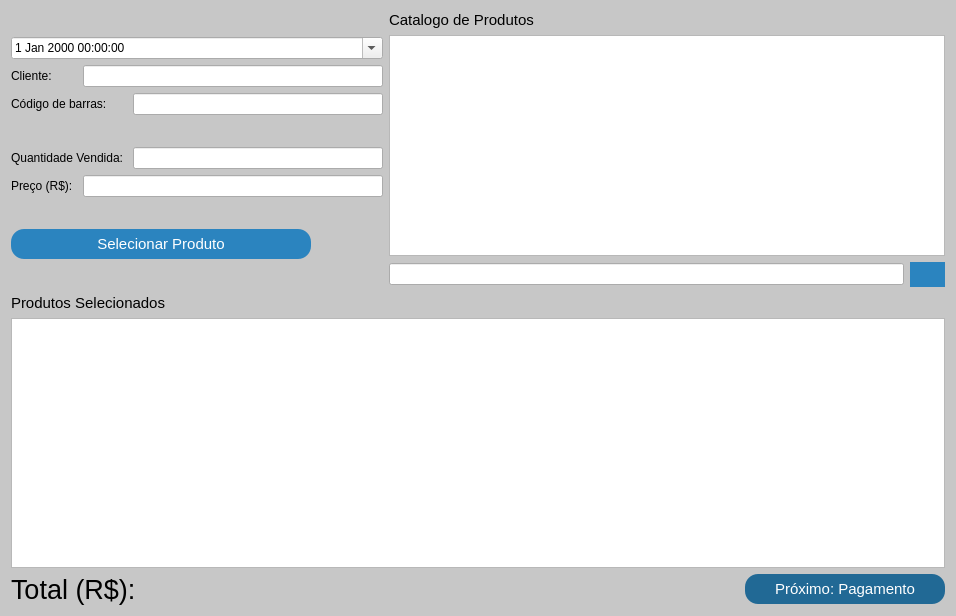
First picture: the form in venda.ui, repository GabR36/QEstoqueLoja, before the edit.
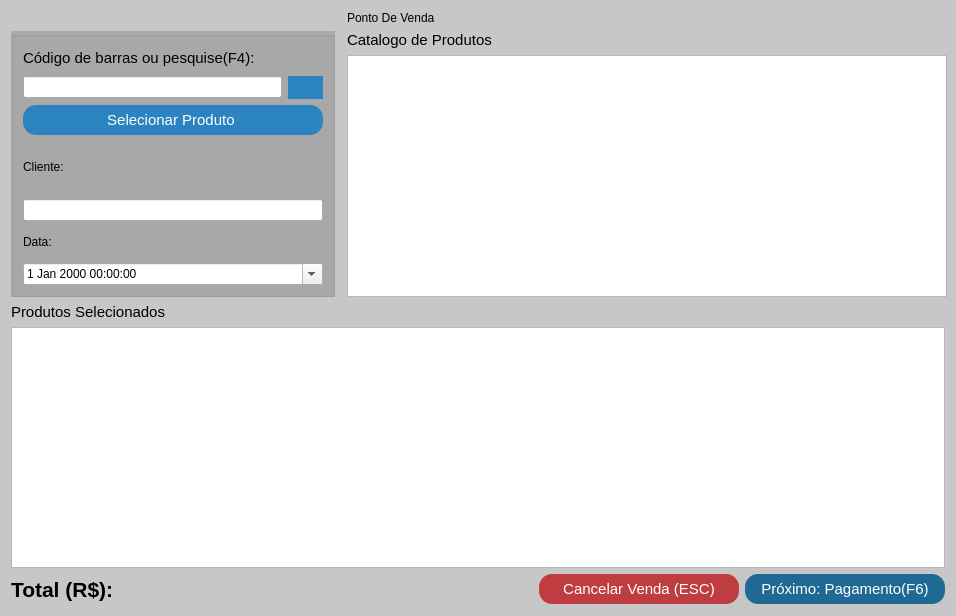
Second picture: the form after the edit. Icons and pictures are not drawn. Custom widgets are drawn as their Qt base class.

Commit message:
interface 'venda' modificada
line edit pesquisa e seleciona com codigo de barra e atalhos

The edit to the form file:
```diff
--- a/venda.ui
+++ b/venda.ui
@@ -59,6 +59,9 @@
 font-size: 15px;
 border-radius: 13px;
 }
+QPushButton:disabled{	
+	background-color: rgb(154, 153, 150);
+}
 QGroupBox{
 background-color:rgb(170, 170, 170);
 	font: 700 9pt &quot;Segoe UI&quot;;
@@ -67,7 +70,232 @@
 </string>
   </property>
   <layout class="QGridLayout" name="gridLayout">
-   <item row="2" column="0" colspan="2">
+   <item row="1" column="0">
+    <widget class="QGroupBox" name="groupBox">
+     <property name="minimumSize">
+      <size>
+       <width>0</width>
+       <height>75</height>
+      </size>
+     </property>
+     <property name="styleSheet">
+      <string notr="true"/>
+     </property>
+     <layout class="QVBoxLayout" name="verticalLayout_4">
+      <item>
+       <layout class="QVBoxLayout" name="verticalLayout_7">
+        <item>
+         <layout class="QVBoxLayout" name="verticalLayout">
+          <item>
+           <layout class="QVBoxLayout" name="verticalLayout_3">
+            <item>
+             <layout class="QVBoxLayout" name="verticalLayout_2">
+              <item>
+               <widget class="QLabel" name="label_2">
+                <property name="styleSheet">
+                 <string notr="true">font-size: 15px;
+      font: 700 9pt &quot;Segoe UI&quot;;</string>
+                </property>
+                <property name="text">
+                 <string>Código de barras ou pesquise(F4):</string>
+                </property>
+               </widget>
+              </item>
+              <item>
+               <layout class="QHBoxLayout" name="horizontalLayout">
+                <item>
+                 <widget class="CustomLineEdit" name="Ledit_Pesquisa">
+                  <property name="minimumSize">
+                   <size>
+                    <width>100</width>
+                    <height>0</height>
+                   </size>
+                  </property>
+                 </widget>
+                </item>
+                <item>
+                 <widget class="QPushButton" name="Btn_Pesquisa">
+                  <property name="minimumSize">
+                   <size>
+                    <width>30</width>
+                    <height>23</height>
+                   </size>
+                  </property>
+                  <property name="maximumSize">
+                   <size>
+                    <width>35</width>
+                    <height>16777215</height>
+                   </size>
+                  </property>
+                  <property name="text">
+                   <string/>
+                  </property>
+                  <property name="icon">
+                   <iconset resource="Imagens/recursosImg.qrc">
+                    <normaloff>:/QEstoqueLOja/edit-find.svg</normaloff>:/QEstoqueLOja/edit-find.svg</iconset>
+                  </property>
+                  <property name="autoDefault">
+                   <bool>false</bool>
+                  </property>
+                 </widget>
+                </item>
+               </layout>
+              </item>
+             </layout>
+            </item>
+            <item>
+             <widget class="QPushButton" name="Btn_SelecionarProduto">
+              <property name="sizePolicy">
+               <sizepolicy hsizetype="Minimum" vsizetype="Fixed">
+                <horstretch>0</horstretch>
+                <verstretch>0</verstretch>
+               </sizepolicy>
+              </property>
+              <property name="minimumSize">
+               <size>
+                <width>60</width>
+                <height>30</height>
+               </size>
+              </property>
+              <property name="maximumSize">
+               <size>
+                <width>300</width>
+                <height>30</height>
+               </size>
+              </property>
+              <property name="text">
+               <string>Selecionar Produto </string>
+              </property>
+              <property name="icon">
+               <iconset resource="Imagens/recursosImg.qrc">
+                <normaloff>:/QEstoqueLOja/dialog-ok-apply.svg</normaloff>:/QEstoqueLOja/dialog-ok-apply.svg</iconset>
+              </property>
+              <property name="iconSize">
+               <size>
+                <width>20</width>
+                <height>20</height>
+               </size>
+              </property>
+              <property name="autoDefault">
+               <bool>false</bool>
+              </property>
+             </widget>
+            </item>
+            <item>
+             <widget class="QLabel" name="label">
+              <property name="text">
+               <string>Cliente: </string>
+              </property>
+             </widget>
+            </item>
+            <item>
+             <widget class="CustomLineEdit" name="Ledit_Cliente">
+              <property name="sizePolicy">
+               <sizepolicy hsizetype="Fixed" vsizetype="Fixed">
+                <horstretch>0</horstretch>
+                <verstretch>0</verstretch>
+               </sizepolicy>
+              </property>
+              <property name="minimumSize">
+               <size>
+                <width>300</width>
+                <height>0</height>
+               </size>
+              </property>
+             </widget>
+            </item>
+           </layout>
+          </item>
+          <item>
+           <widget class="QLabel" name="label_3">
+            <property name="maximumSize">
+             <size>
+              <width>16777215</width>
+              <height>30</height>
+             </size>
+            </property>
+            <property name="text">
+             <string>Data:</string>
+            </property>
+           </widget>
+          </item>
+          <item>
+           <widget class="QDateTimeEdit" name="DateEdt_Venda">
+            <property name="calendarPopup">
+             <bool>true</bool>
+            </property>
+           </widget>
+          </item>
+         </layout>
+        </item>
+       </layout>
+      </item>
+     </layout>
+    </widget>
+   </item>
+   <item row="0" column="0">
+    <widget class="QLabel" name="label_6">
+     <property name="text">
+      <string/>
+     </property>
+     <property name="pixmap">
+      <pixmap resource="Imagens/recursosImg.qrc">:/QEstoqueLOja/ICONEjanela.ico</pixmap>
+     </property>
+    </widget>
+   </item>
+   <item row="2" column="0" colspan="3">
+    <layout class="QVBoxLayout" name="verticalLayout_6">
+     <item>
+      <widget class="QLabel" name="label_4">
+       <property name="styleSheet">
+        <string notr="true">font-size: 15px;
+      font: 700 9pt &quot;Segoe UI&quot;;</string>
+       </property>
+       <property name="text">
+        <string>Produtos Selecionados</string>
+       </property>
+      </widget>
+     </item>
+     <item>
+      <widget class="QTableView" name="Tview_ProdutosSelecionados">
+       <property name="minimumSize">
+        <size>
+         <width>600</width>
+         <height>160</height>
+        </size>
+       </property>
+       <property name="maximumSize">
+        <size>
+         <width>16777215</width>
+         <height>250</height>
+        </size>
+       </property>
+       <property name="contextMenuPolicy">
+        <enum>Qt::ContextMenuPolicy::CustomContextMenu</enum>
+       </property>
+       <property name="editTriggers">
+        <set>QAbstractItemView::EditTrigger::NoEditTriggers</set>
+       </property>
+       <property name="selectionMode">
+        <enum>QAbstractItemView::SelectionMode::SingleSelection</enum>
+       </property>
+       <property name="selectionBehavior">
+        <enum>QAbstractItemView::SelectionBehavior::SelectRows</enum>
+       </property>
+       <attribute name="horizontalHeaderDefaultSectionSize">
+        <number>100</number>
+       </attribute>
+       <attribute name="horizontalHeaderStretchLastSection">
+        <bool>true</bool>
+       </attribute>
+       <attribute name="verticalHeaderVisible">
+        <bool>false</bool>
+       </attribute>
+      </widget>
+     </item>
+    </layout>
+   </item>
+   <item row="3" column="0" colspan="3">
     <layout class="QHBoxLayout" name="horizontalLayout_6">
      <item>
       <layout class="QHBoxLayout" name="horizontalLayout_5">
@@ -75,9 +303,15 @@
         <widget class="QLabel" name="label_7">
          <property name="font">
           <font>
-           <pointsize>20</pointsize>
+           <family>Ubuntu</family>
+           <pointsize>16</pointsize>
+           <italic>false</italic>
+           <bold>true</bold>
           </font>
          </property>
+         <property name="styleSheet">
+          <string notr="true">font: 700 16pt &quot;Ubuntu&quot;;</string>
+         </property>
          <property name="text">
           <string>Total (R$):</string>
          </property>
@@ -110,6 +344,31 @@
        </property>
       </spacer>
      </item>
+     <item>
+      <widget class="QPushButton" name="Btn_CancelarVenda">
+       <property name="minimumSize">
+        <size>
+         <width>200</width>
+         <height>30</height>
+        </size>
+       </property>
+       <property name="styleSheet">
+        <string notr="true">#Btn_CancelarVenda{
+background-color:rgb(191, 61, 64);
+}
+#Btn_CancelarVenda:hover{
+background-color: rgb(139, 44, 47);
+}
+#Btn_CancelarVenda:pressed{
+background-color:rgb(255, 96, 99)
+
+}</string>
+       </property>
+       <property name="text">
+        <string>Cancelar Venda (ESC)</string>
+       </property>
+      </widget>
+     </item>
      <item>
       <widget class="QPushButton" name="Btn_Aceitar">
        <property name="minimumSize">
@@ -132,7 +391,10 @@
 }</string>
        </property>
        <property name="text">
-        <string>Próximo: Pagamento</string>
+        <string>Próximo: Pagamento(F6)</string>
+       </property>
+       <property name="shortcut">
+        <string>F6</string>
        </property>
        <property name="autoDefault">
         <bool>false</bool>
@@ -141,233 +403,9 @@
      </item>
     </layout>
    </item>
-   <item row="1" column="0" colspan="2">
+   <item row="1" column="2">
     <layout class="QVBoxLayout" name="verticalLayout_5">
      <item>
-      <widget class="QLabel" name="label_4">
-       <property name="styleSheet">
-        <string notr="true">font-size: 15px;
-      font: 700 9pt &quot;Segoe UI&quot;;</string>
-       </property>
-       <property name="text">
-        <string>Produtos Selecionados</string>
-       </property>
-      </widget>
-     </item>
-     <item>
-      <widget class="QTableView" name="Tview_ProdutosSelecionados">
-       <property name="minimumSize">
-        <size>
-         <width>600</width>
-         <height>160</height>
-        </size>
-       </property>
-       <property name="maximumSize">
-        <size>
-         <width>16777215</width>
-         <height>250</height>
-        </size>
-       </property>
-       <property name="contextMenuPolicy">
-        <enum>Qt::ContextMenuPolicy::CustomContextMenu</enum>
-       </property>
-       <property name="editTriggers">
-        <set>QAbstractItemView::EditTrigger::NoEditTriggers</set>
-       </property>
-       <property name="selectionMode">
-        <enum>QAbstractItemView::SelectionMode::SingleSelection</enum>
-       </property>
-       <property name="selectionBehavior">
-        <enum>QAbstractItemView::SelectionBehavior::SelectRows</enum>
-       </property>
-       <attribute name="horizontalHeaderDefaultSectionSize">
-        <number>100</number>
-       </attribute>
-       <attribute name="horizontalHeaderStretchLastSection">
-        <bool>true</bool>
-       </attribute>
-       <attribute name="verticalHeaderVisible">
-        <bool>false</bool>
-       </attribute>
-      </widget>
-     </item>
-    </layout>
-   </item>
-   <item row="0" column="0">
-    <layout class="QVBoxLayout" name="verticalLayout_8">
-     <item>
-      <layout class="QVBoxLayout" name="verticalLayout">
-       <item>
-        <widget class="QDateTimeEdit" name="DateEdt_Venda">
-         <property name="calendarPopup">
-          <bool>true</bool>
-         </property>
-        </widget>
-       </item>
-       <item>
-        <layout class="QHBoxLayout" name="horizontalLayout">
-         <item>
-          <widget class="QLabel" name="label">
-           <property name="text">
-            <string>Cliente: </string>
-           </property>
-          </widget>
-         </item>
-         <item>
-          <widget class="CustomLineEdit" name="Ledit_Cliente">
-           <property name="sizePolicy">
-            <sizepolicy hsizetype="Fixed" vsizetype="Fixed">
-             <horstretch>0</horstretch>
-             <verstretch>0</verstretch>
-            </sizepolicy>
-           </property>
-           <property name="minimumSize">
-            <size>
-             <width>300</width>
-             <height>0</height>
-            </size>
-           </property>
-          </widget>
-         </item>
-        </layout>
-       </item>
-       <item>
-        <layout class="QHBoxLayout" name="horizontalLayout_4">
-         <item>
-          <widget class="QLabel" name="label_6">
-           <property name="styleSheet">
-            <string notr="true"/>
-           </property>
-           <property name="text">
-            <string>Código de barras:</string>
-           </property>
-          </widget>
-         </item>
-         <item>
-          <widget class="CustomLineEdit" name="Ledit_Barras">
-           <property name="sizePolicy">
-            <sizepolicy hsizetype="Fixed" vsizetype="Fixed">
-             <horstretch>0</horstretch>
-             <verstretch>0</verstretch>
-            </sizepolicy>
-           </property>
-           <property name="minimumSize">
-            <size>
-             <width>250</width>
-             <height>0</height>
-            </size>
-           </property>
-          </widget>
-         </item>
-        </layout>
-       </item>
-      </layout>
-     </item>
-     <item>
-      <layout class="QVBoxLayout" name="verticalLayout_3">
-       <item>
-        <layout class="QVBoxLayout" name="verticalLayout_2">
-         <item>
-          <layout class="QHBoxLayout" name="horizontalLayout_2">
-           <item>
-            <widget class="QLabel" name="label_2">
-             <property name="text">
-              <string>Quantidade Vendida: </string>
-             </property>
-            </widget>
-           </item>
-           <item>
-            <widget class="CustomLineEdit" name="Ledit_QuantVendido">
-             <property name="sizePolicy">
-              <sizepolicy hsizetype="Fixed" vsizetype="Fixed">
-               <horstretch>0</horstretch>
-               <verstretch>0</verstretch>
-              </sizepolicy>
-             </property>
-             <property name="minimumSize">
-              <size>
-               <width>250</width>
-               <height>0</height>
-              </size>
-             </property>
-            </widget>
-           </item>
-          </layout>
-         </item>
-        </layout>
-       </item>
-       <item>
-        <layout class="QHBoxLayout" name="horizontalLayout_3">
-         <item>
-          <widget class="QLabel" name="label_3">
-           <property name="text">
-            <string>Preço (R$): </string>
-           </property>
-          </widget>
-         </item>
-         <item>
-          <widget class="CustomLineEdit" name="Ledit_Preco">
-           <property name="sizePolicy">
-            <sizepolicy hsizetype="Fixed" vsizetype="Fixed">
-             <horstretch>0</horstretch>
-             <verstretch>0</verstretch>
-            </sizepolicy>
-           </property>
-           <property name="minimumSize">
-            <size>
-             <width>300</width>
-             <height>0</height>
-            </size>
-           </property>
-          </widget>
-         </item>
-        </layout>
-       </item>
-      </layout>
-     </item>
-     <item>
-      <widget class="QPushButton" name="Btn_SelecionarProduto">
-       <property name="sizePolicy">
-        <sizepolicy hsizetype="Minimum" vsizetype="Fixed">
-         <horstretch>0</horstretch>
-         <verstretch>0</verstretch>
-        </sizepolicy>
-       </property>
-       <property name="minimumSize">
-        <size>
-         <width>300</width>
-         <height>30</height>
-        </size>
-       </property>
-       <property name="maximumSize">
-        <size>
-         <width>300</width>
-         <height>30</height>
-        </size>
-       </property>
-       <property name="text">
-        <string>Selecionar Produto</string>
-       </property>
-       <property name="icon">
-        <iconset resource="Imagens/recursosImg.qrc">
-         <normaloff>:/QEstoqueLOja/dialog-ok-apply.svg</normaloff>:/QEstoqueLOja/dialog-ok-apply.svg</iconset>
-       </property>
-       <property name="iconSize">
-        <size>
-         <width>20</width>
-         <height>20</height>
-        </size>
-       </property>
-       <property name="autoDefault">
-        <bool>false</bool>
-       </property>
-      </widget>
-     </item>
-    </layout>
-   </item>
-   <item row="0" column="1">
-    <layout class="QVBoxLayout" name="verticalLayout_6">
-     <item>
       <widget class="QLabel" name="label_5">
        <property name="styleSheet">
         <string notr="true">font-size: 15px;
@@ -388,7 +426,7 @@
        </property>
        <property name="minimumSize">
         <size>
-         <width>300</width>
+         <width>600</width>
          <height>180</height>
         </size>
        </property>
@@ -418,48 +456,18 @@
        </attribute>
       </widget>
      </item>
-     <item>
-      <layout class="QHBoxLayout" name="horizontalLayout_7">
-       <item>
-        <widget class="CustomLineEdit" name="Ledit_Pesquisa"/>
-       </item>
-       <item>
-        <widget class="QPushButton" name="Btn_Pesquisa">
-         <property name="minimumSize">
-          <size>
-           <width>35</width>
-           <height>25</height>
-          </size>
-         </property>
-         <property name="maximumSize">
-          <size>
-           <width>35</width>
-           <height>16777215</height>
-          </size>
-         </property>
-         <property name="text">
-          <string/>
-         </property>
-         <property name="icon">
-          <iconset resource="Imagens/recursosImg.qrc">
-           <normaloff>:/QEstoqueLOja/edit-find.svg</normaloff>:/QEstoqueLOja/edit-find.svg</iconset>
-         </property>
-         <property name="autoDefault">
-          <bool>false</bool>
-         </property>
-        </widget>
-       </item>
-      </layout>
-     </item>
-     <item>
-      <layout class="QVBoxLayout" name="verticalLayout_4">
-       <item>
-        <layout class="QVBoxLayout" name="verticalLayout_7"/>
-       </item>
-      </layout>
-     </item>
     </layout>
    </item>
+   <item row="0" column="2">
+    <widget class="QLabel" name="label_8">
+     <property name="styleSheet">
+      <string notr="true">font: 700 20pt &quot;Ubuntu&quot;;</string>
+     </property>
+     <property name="text">
+      <string>Ponto De Venda</string>
+     </property>
+    </widget>
+   </item>
   </layout>
  </widget>
  <customwidgets>
```
The commit also changes 2 other files.
